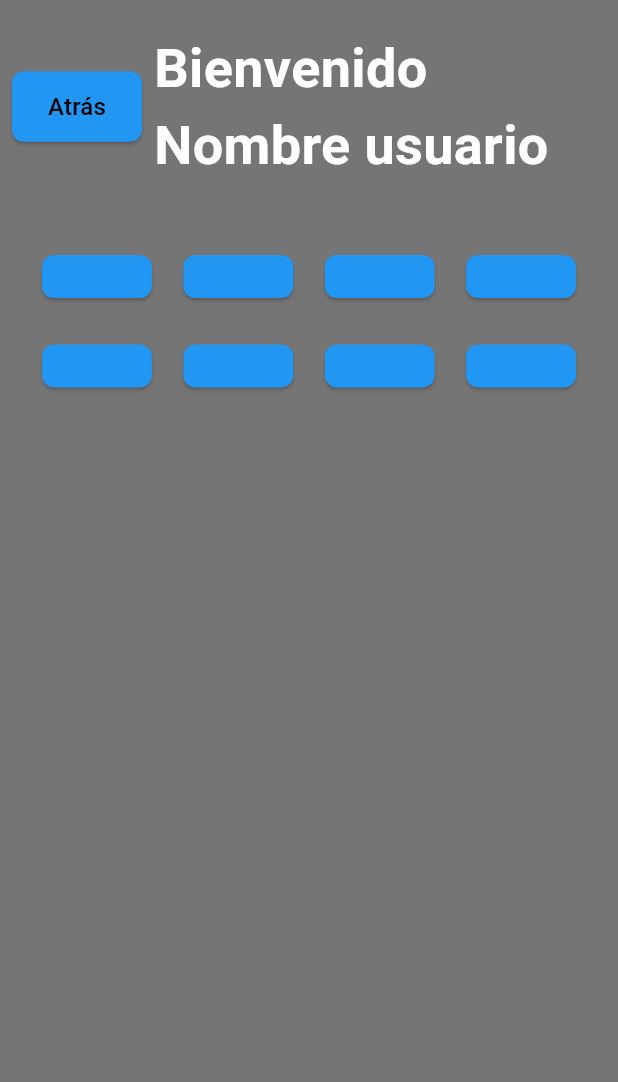
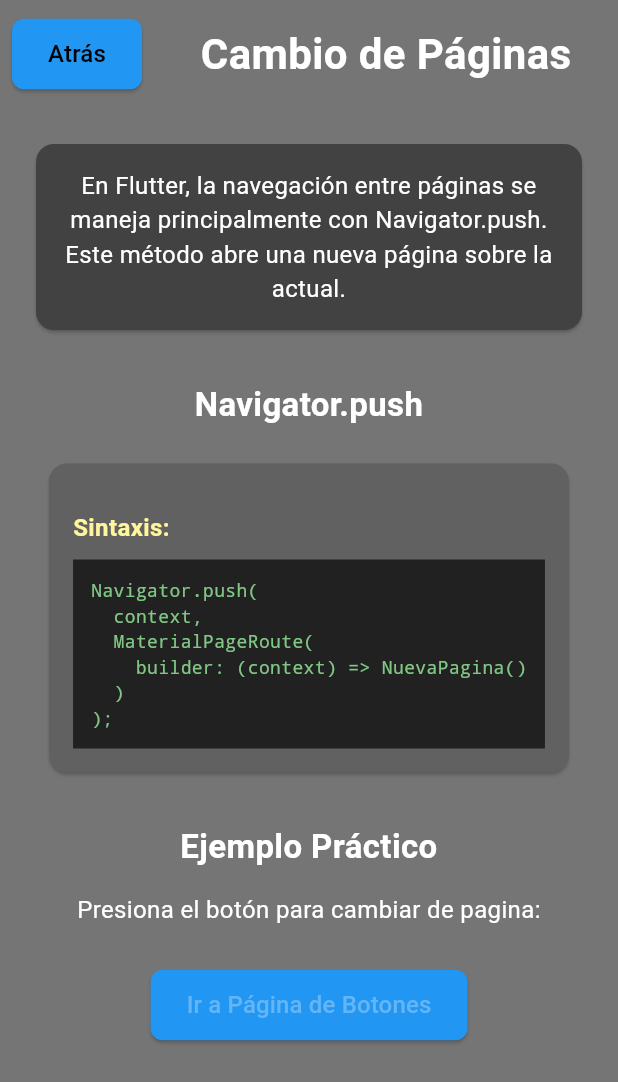
Before and after one commit to Keviinbolo/apuntes_flutter, a Flutter app: the Pages2 screen opened directly, after a tap on "Cambio de Pagina", on a phone screen of 412 x 824 dp. Shown: the top 1082 px of the screen. Run offline on Flutter 3.47's test engine with Material 3 defaults, Android fonts, the phone set to English and light mode, and no system bars.

Commit message:
CambiarDePaginas

```diff
--- /dev/null
+++ b/lib/pages/cambiodepaginas.dart
@@ -0,0 +1,172 @@
+import 'package:flutter/material.dart';
+import 'package:apuntes_flutter/class/personalize_button_move_page.dart';
+import 'package:apuntes_flutter/pages/pages2.dart';
+
+class Cambiodepaginas extends StatelessWidget {
+  const Cambiodepaginas({super.key});
+
+  @override
+  Widget build(BuildContext context) {
+    return Scaffold(
+      backgroundColor: Colors.grey[600],
+      body: Column(
+        children: [
+          // Header con botón de regreso
+          Row(
+            mainAxisAlignment: MainAxisAlignment.spaceBetween,
+            children: [
+              PersonalizeButtonMovePage(
+                color: Colors.black,
+                labelname: "Atrás",
+                cambioPagina: () {
+                  Navigator.pop(context);
+                },
+              ),
+
+              Expanded(
+                child: Container(
+                  padding: EdgeInsets.symmetric(vertical: 16),
+                  child: Center(
+                    child: Text(
+                      "Cambio de Páginas",
+                      style: TextStyle(
+                        color: Colors.white,
+                        fontSize: 28,
+                        fontWeight: FontWeight.bold,
+                      ),
+                    ),
+                  ),
+                ),
+              ),
+            ],
+          ),
+
+          // Contenido principal
+          Expanded(
+            child: Padding(
+              padding: const EdgeInsets.all(20.0),
+              child: SingleChildScrollView(
+                child: Column(
+                  crossAxisAlignment: CrossAxisAlignment.center,
+                  children: [
+                    // Introducción
+                    Card(
+                      color: Colors.grey[800],
+                      child: Padding(
+                        padding: const EdgeInsets.all(16.0),
+                        child: Text(
+                          "En Flutter, la navegación entre páginas se maneja principalmente con Navigator.push. "
+                          "Este método abre una nueva página sobre la actual.",
+                          style: TextStyle(
+                            color: Colors.white,
+                            fontSize: 16,
+                          ),
+                          textAlign: TextAlign.center,
+                        ),
+                      ),
+                    ),
+
+                    SizedBox(height: 30),
+
+                    // Navigator.push
+                    Text(
+                      "Navigator.push",
+                      style: TextStyle(
+                        color: Colors.white,
+                        fontSize: 22,
+                        fontWeight: FontWeight.bold,
+                      ),
+                      textAlign: TextAlign.center,
+                    ),
+
+                    SizedBox(height: 20),
+
+                    Card(
+                      color: Colors.grey[700],
+                      child: Padding(
+                        padding: const EdgeInsets.all(16.0),
+                        child: Column(
+                          crossAxisAlignment: CrossAxisAlignment.start,
+                          children: [
+                            SizedBox(height: 15),
+                            Text(
+                              "Sintaxis:",
+                              style: TextStyle(
+                                color: Colors.yellow[200],
+                                fontSize: 16,
+                                fontWeight: FontWeight.bold,
+                              ),
+                            ),
+                            SizedBox(height: 10),
+                            Container(
+                              padding: EdgeInsets.all(12),
+                              color: Colors.grey[900],
+                              child: Text(
+                                "Navigator.push(\n"
+                                "  context,\n"
+                                "  MaterialPageRoute(\n"
+                                "    builder: (context) => NuevaPagina()\n"
+                                "  )\n"
+                                ");",
+                                style: TextStyle(
+                                  color: Colors.green[300],
+                                  fontSize: 12,
+                                  fontFamily: 'Monospace',
+                                ),
+                              ),
+                            ),
+                          ],
+                        ),
+                      ),
+                    ),
+
+                    SizedBox(height: 30),
+
+                    // Ejemplo práctico
+                    Text(
+                      "Ejemplo Práctico",
+                      style: TextStyle(
+                        color: Colors.white,
+                        fontSize: 22,
+                        fontWeight: FontWeight.bold,
+                      ),
+                      textAlign: TextAlign.center,
+                    ),
+
+                    SizedBox(height: 15),
+                    Text(
+                      "Presiona el botón para cambiar de pagina:",
+                      style: TextStyle(
+                        color: Colors.white,
+                        fontSize: 16,
+                      ),
+                      textAlign: TextAlign.center,
+                    ),
+
+                    SizedBox(height: 20),
+
+                    // Botón de ejemplo
+                    PersonalizeButtonMovePage(
+                      cambioPagina: () {
+                        Navigator.push(
+                          context,
+                          MaterialPageRoute(builder: (context) => Pages2()),
+                        );
+                      },
+                      labelname: "Ir a Página de Botones",
+                      fontsize: 16,
+                      color: Colors.blue[300]!,
+                    ),
+
+                    SizedBox(height: 30),
+
+                  ],
+                ),
+              ),
+            ),
+          ),
+        ],
+      ),
+    );
+  }
+}
--- a/lib/pages/pages2.dart
+++ b/lib/pages/pages2.dart
@@ -1,5 +1,6 @@
 import 'package:apuntes_flutter/class/personalize_button_move_page.dart';
 import 'package:apuntes_flutter/pages/botones.dart';
+import 'package:apuntes_flutter/pages/cambiodepaginas.dart';
 import 'package:apuntes_flutter/pages/columasrowsstacks.dart';
 import 'package:apuntes_flutter/pages/informacionincial.dart';
 import 'package:apuntes_flutter/pages/pages1.dart';
@@ -34,7 +35,7 @@ class _Pages2State extends State<Pages2> {
     },
     {
       'nombre': 'Cambio de Pagina',
-      'pagina': null, // Aquí puedes poner la página correspondiente
+      'pagina': Cambiodepaginas(),
     },
     {
       'nombre': 'TextFields',
```
